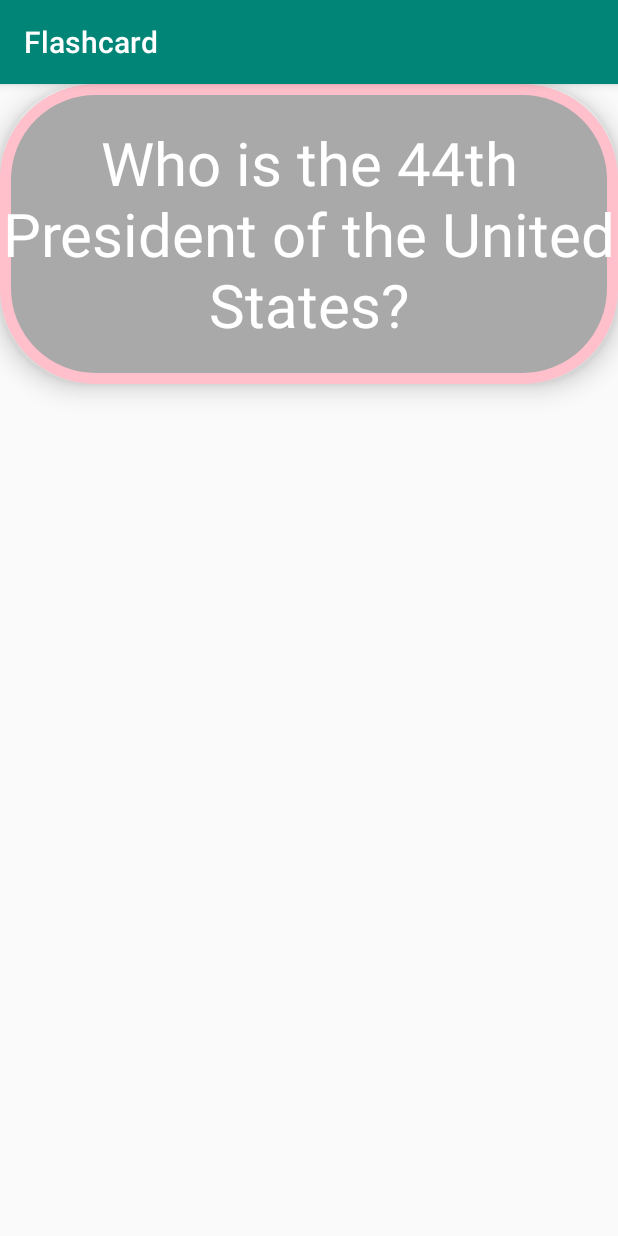
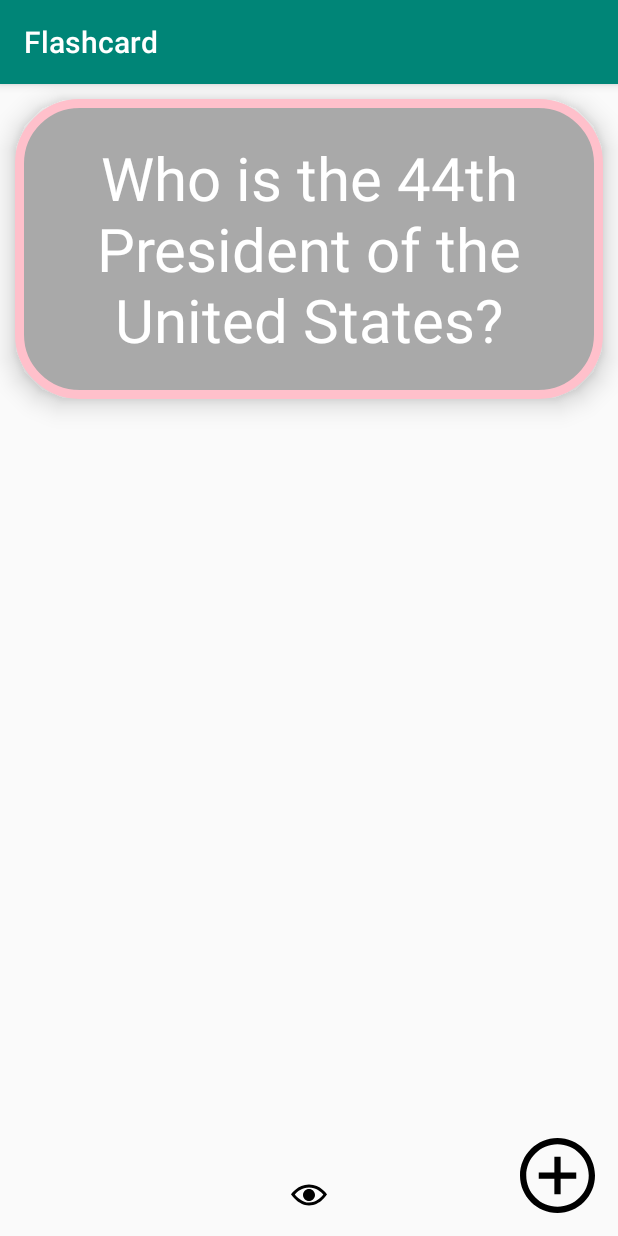
Before and after one commit to tanggrace/Flashcard, an Android app: the screen it shows after launch (MainActivity), on a phone screen of 412 x 824 dp. Run offline under Robolectric (Android 15) with nearby library versions, the phone set to English and light mode, and no system bars.

Commit message:
Add new activity to let users create their own flashcard; add icons for add/cancel/save buttons; implement EditText views; add intent to pass data between MainActivity and AddCardActivity.

```diff
--- a/app/src/main/AndroidManifest.xml
+++ b/app/src/main/AndroidManifest.xml
@@ -9,6 +9,7 @@
         android:roundIcon="@mipmap/ic_launcher_round"
         android:supportsRtl="true"
         android:theme="@style/AppTheme">
+        <activity android:name=".AddCardActivity"></activity>
         <activity android:name=".MainActivity">
             <intent-filter>
                 <action android:name="android.intent.action.MAIN" />
--- a/app/src/main/res/drawable/card_background.xml
+++ b/app/src/main/res/drawable/card_background.xml
@@ -1,7 +1,9 @@
 <?xml version="1.0" encoding="utf-8"?>
 <shape xmlns:android="http://schemas.android.com/apk/res/android"
     android:shape="rectangle">
-    <corners android:radius="60dp" />
-    <stroke android:color="@color/my_pink_color" android:width="7dp" />
-    <solid android:color="@color/my_gray_color" />
+    <corners android:radius="40dp" />
+    <stroke
+        android:width="6dp"
+        android:color="@color/pink" />
+    <solid android:color="@color/darkGray" />
 </shape>
--- a/app/src/main/res/drawable/card_background_rev.xml
+++ b/app/src/main/res/drawable/card_background_rev.xml
@@ -1,7 +1,9 @@
 <?xml version="1.0" encoding="utf-8"?>
 <shape xmlns:android="http://schemas.android.com/apk/res/android"
     android:shape="rectangle">
-    <corners android:radius="60dp" />
-    <stroke android:color="@color/my_gray_color" android:width="7dp" />
-    <solid android:color="@color/my_pink_color" />
+    <corners android:radius="40dp" />
+    <stroke
+        android:width="6dp"
+        android:color="@color/darkGray" />
+    <solid android:color="@color/pink" />
 </shape>
--- /dev/null
+++ b/app/src/main/res/drawable/ic_add.xml
@@ -0,0 +1,9 @@
+<vector xmlns:android="http://schemas.android.com/apk/res/android"
+    android:width="24dp"
+    android:height="24dp"
+    android:viewportWidth="24"
+    android:viewportHeight="24">
+  <path
+      android:fillColor="#FF000000"
+      android:pathData="M12,2c5.514,0 10,4.486 10,10s-4.486,10 -10,10 -10,-4.486 -10,-10 4.486,-10 10,-10zM12,0c-6.627,0 -12,5.373 -12,12s5.373,12 12,12 12,-5.373 12,-12 -5.373,-12 -12,-12zM18,13h-5v5h-2v-5h-5v-2h5v-5h2v5h5v2z"/>
+</vector>
--- /dev/null
+++ b/app/src/main/res/drawable/ic_eye_invisible.xml
@@ -0,0 +1,9 @@
+<vector xmlns:android="http://schemas.android.com/apk/res/android"
+    android:width="24dp"
+    android:height="24dp"
+    android:viewportWidth="24"
+    android:viewportHeight="24">
+  <path
+      android:fillColor="#FF000000"
+      android:pathData="M19.604,2.562l-3.346,3.137c-1.27,-0.428 -2.686,-0.699 -4.243,-0.699 -7.569,0 -12.015,6.551 -12.015,6.551s1.928,2.951 5.146,5.138l-2.911,2.909 1.414,1.414 17.37,-17.035 -1.415,-1.415zM13.588,8.341c-3.288,-1.453 -6.681,1.908 -5.265,5.206l-1.726,1.707c-1.814,-1.16 -3.225,-2.65 -4.06,-3.66 1.493,-1.648 4.817,-4.594 9.478,-4.594 0.927,0 1.796,0.119 2.61,0.315l-1.037,1.026zM10.705,15.772l5.09,-4.993c1.017,3.111 -2.003,6.067 -5.09,4.993zM24,11.551s-4.252,7.449 -11.985,7.449c-1.379,0 -2.662,-0.291 -3.851,-0.737l1.614,-1.583c0.715,0.193 1.458,0.32 2.237,0.32 4.791,0 8.104,-3.527 9.504,-5.364 -0.729,-0.822 -1.956,-1.99 -3.587,-2.952l1.489,-1.46c2.982,1.9 4.579,4.327 4.579,4.327z"/>
+</vector>
--- /dev/null
+++ b/app/src/main/res/drawable/ic_eye_visible.xml
@@ -0,0 +1,9 @@
+<vector xmlns:android="http://schemas.android.com/apk/res/android"
+    android:width="24dp"
+    android:height="24dp"
+    android:viewportWidth="24"
+    android:viewportHeight="24">
+  <path
+      android:fillColor="#FF000000"
+      android:pathData="M12.015,7c4.751,0 8.063,3.012 9.504,4.636 -1.401,1.837 -4.713,5.364 -9.504,5.364 -4.42,0 -7.93,-3.536 -9.478,-5.407 1.493,-1.647 4.817,-4.593 9.478,-4.593zM12.015,5c-7.569,0 -12.015,6.551 -12.015,6.551s4.835,7.449 12.015,7.449c7.733,0 11.985,-7.449 11.985,-7.449s-4.291,-6.551 -11.985,-6.551zM12,8c-2.209,0 -4,1.792 -4,4 0,2.209 1.791,4 4,4s4,-1.791 4,-4c0,-2.208 -1.791,-4 -4,-4z"/>
+</vector>
--- a/app/src/main/res/layout/activity_main.xml
+++ b/app/src/main/res/layout/activity_main.xml
@@ -10,6 +10,7 @@
         android:id="@+id/flashcard_question"
         android:layout_width="match_parent"
         android:layout_height="200dp"
+        android:layout_margin="10dp"
         android:textSize="40sp"
         android:gravity="center"
         android:text="@string/question"
@@ -21,6 +22,7 @@
         android:id="@+id/flashcard_answer"
         android:layout_width="match_parent"
         android:layout_height="200dp"
+        android:layout_margin="10dp"
         android:textSize="40sp"
         android:gravity="center"
         android:text="@string/answer"
@@ -28,4 +30,32 @@
         android:background="@drawable/card_background_rev"
         android:textColor="@color/white"/>
 
+    <ImageView
+        android:id="@+id/eye_visible_icon"
+        android:layout_width="wrap_content"
+        android:layout_height="wrap_content"
+        android:layout_alignParentBottom="true"
+        android:layout_centerHorizontal="true"
+        android:layout_margin="15dp"
+        android:background="@drawable/ic_eye_visible" />
+
+    <ImageView
+        android:id="@+id/eye_invisible_icon"
+        android:layout_width="wrap_content"
+        android:layout_height="wrap_content"
+        android:layout_alignParentBottom="true"
+        android:layout_centerHorizontal="true"
+        android:layout_margin="15dp"
+        android:background="@drawable/ic_eye_invisible"
+        android:visibility="invisible" />
+
+    <ImageView
+        android:id="@+id/add_button"
+        android:src="@drawable/ic_add"
+        android:layout_width="50dp"
+        android:layout_height="50dp"
+        android:layout_alignParentBottom="true"
+        android:layout_alignParentRight="true"
+        android:layout_margin="15dp" />
+
 </RelativeLayout>
--- a/app/src/main/res/values/colors.xml
+++ b/app/src/main/res/values/colors.xml
@@ -3,7 +3,7 @@
     <color name="colorPrimary">#008577</color>
     <color name="colorPrimaryDark">#00574B</color>
     <color name="colorAccent">#D81B60</color>
-    <color name="my_pink_color">#FFC0CB</color>
-    <color name="my_gray_color">#A9A9A9</color>
+    <color name="pink">#FFC0CB</color>
+    <color name="darkGray">#A9A9A9</color>
     <color name="white">#FFFFFF</color>
 </resources>
```
Also changed, not shown: app/src/main/java/com/example/grace/flashcard/AddCardActivity.java (added, +38 -0 lines), app/src/main/java/com/example/grace/flashcard/MainActivity.java (+25 -0 lines), app/src/main/res/drawable/ic_cancel.xml (added, +9 -0 lines), app/src/main/res/drawable/ic_save.xml (added, +9 -0 lines), app/src/main/res/layout/activity_add_card.xml (added, +42 -0 lines).
